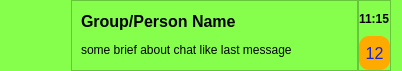
ashutosh7561/team-management, file production/view/chat_widget.ui: the form before one commit.
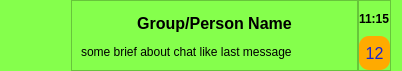
The form after the commit. Icons and pictures are not drawn.

Commit message: Send messages from the ui

The edit to the form file:
```diff
--- a/production/view/chat_widget.ui
+++ b/production/view/chat_widget.ui
@@ -91,7 +91,7 @@
      </property>
      <layout class="QVBoxLayout" name="verticalLayout">
       <item>
-       <widget class="QLabel" name="chat_heading">
+       <widget class="QPushButton" name="chat_heading">
         <property name="font">
          <font>
           <pointsize>12</pointsize>
@@ -102,6 +102,15 @@
         <property name="text">
          <string>Group/Person Name</string>
         </property>
+        <property name="autoDefault">
+         <bool>false</bool>
+        </property>
+        <property name="default">
+         <bool>false</bool>
+        </property>
+        <property name="flat">
+         <bool>true</bool>
+        </property>
        </widget>
       </item>
       <item>
```
The commit also changes 3 other files.
